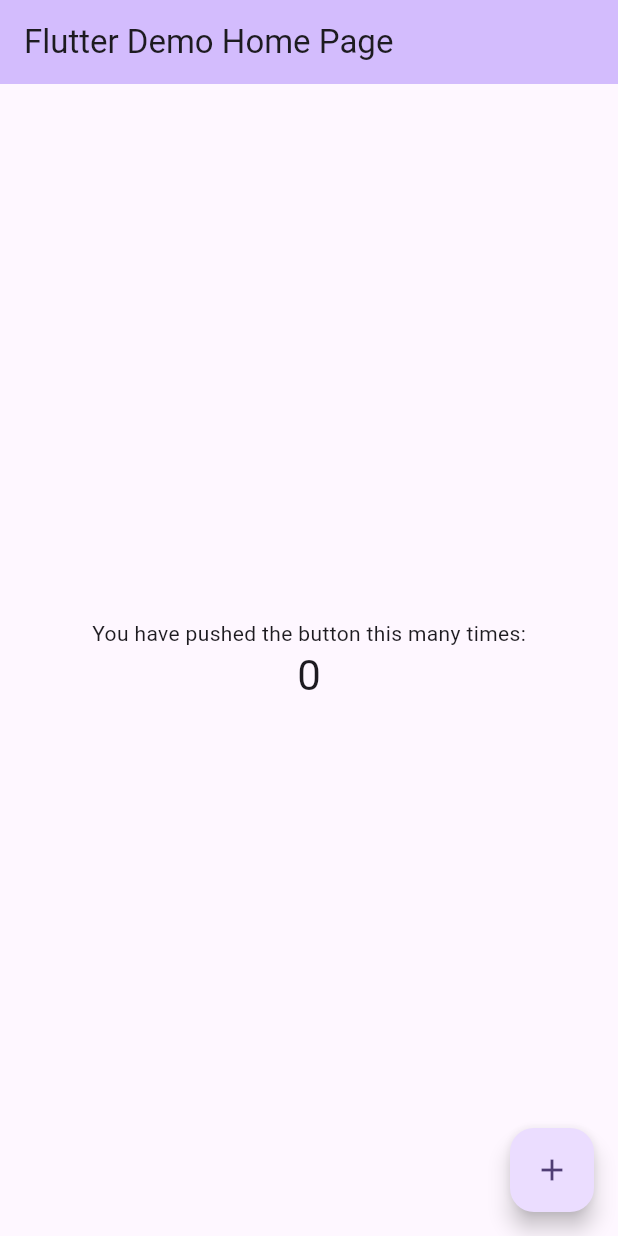
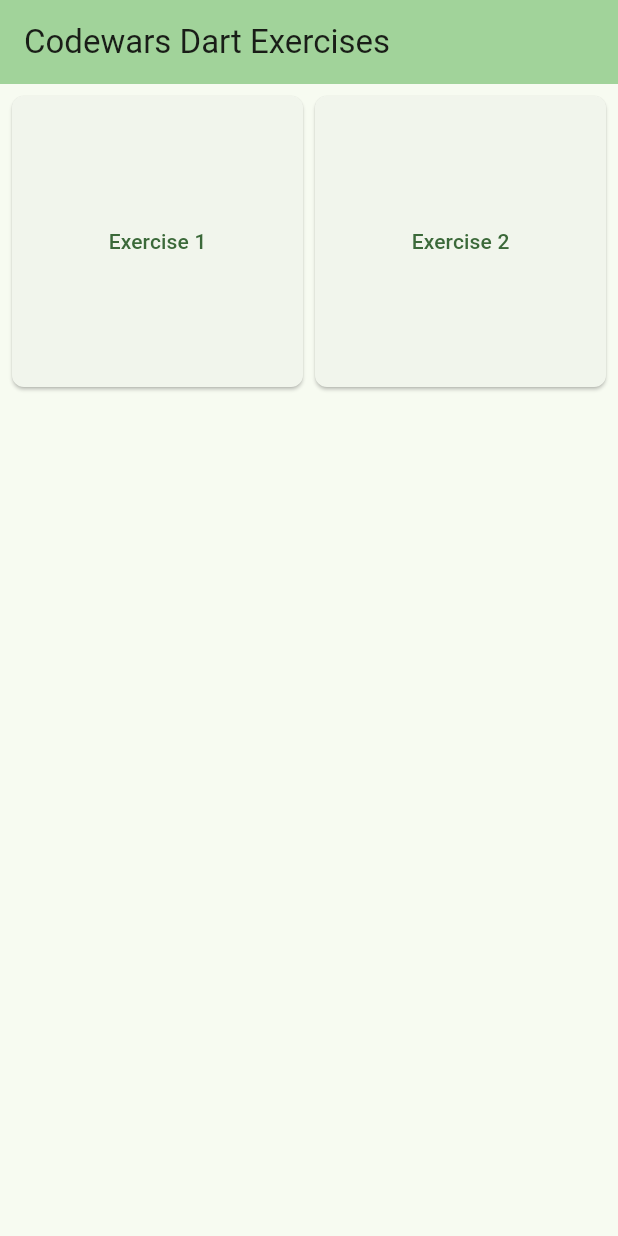
Before and after one commit to craftidev/playground, a Flutter app: the screen it shows after launch, on a phone screen of 412 x 824 dp. Run offline on Flutter 3.47's test engine with Material 3 defaults, Android fonts, the phone set to English and light mode, and no system bars.

Commit message:
cool display

```diff
--- a/Codewars/dart/lib/main.dart
+++ b/Codewars/dart/lib/main.dart
@@ -1,4 +1,6 @@
 import 'package:flutter/material.dart';
+import 'screens/exercise1.dart';
+import 'screens/exercise2.dart';
 
 void main() {
   runApp(const MyApp());
@@ -7,47 +9,21 @@
 class MyApp extends StatelessWidget {
   const MyApp({super.key});
 
-  // This widget is the root of your application.
   @override
   Widget build(BuildContext context) {
     return MaterialApp(
       title: 'Flutter Demo',
       theme: ThemeData(
-        // This is the theme of your application.
-        //
-        // TRY THIS: Try running your application with "flutter run". You'll see
-        // the application has a purple toolbar. Then, without quitting the app,
-        // try changing the seedColor in the colorScheme below to Colors.green
-        // and then invoke "hot reload" (save your changes or press the "hot
-        // reload" button in a Flutter-supported IDE, or press "r" if you used
-        // the command line to start the app).
-        //
-        // Notice that the counter didn't reset back to zero; the application
-        // state is not lost during the reload. To reset the state, use hot
-        // restart instead.
-        //
-        // This works for code too, not just values: Most code changes can be
-        // tested with just a hot reload.
-        colorScheme: ColorScheme.fromSeed(seedColor: Colors.deepPurple),
+        colorScheme: ColorScheme.fromSeed(seedColor: Colors.green),
         useMaterial3: true,
       ),
-      home: const MyHomePage(title: 'Flutter Demo Home Page'),
+      home: const MyHomePage(title: 'Codewars Dart Exercises'),
     );
   }
 }
 
 class MyHomePage extends StatefulWidget {
   const MyHomePage({super.key, required this.title});
-
-  // This widget is the home page of your application. It is stateful, meaning
-  // that it has a State object (defined below) that contains fields that affect
-  // how it looks.
-
-  // This class is the configuration for the state. It holds the values (in this
-  // case the title) provided by the parent (in this case the App widget) and
-  // used by the build method of the State. Fields in a Widget subclass are
-  // always marked "final".
-
   final String title;
 
   @override
@@ -55,71 +31,43 @@
 }
 
 class _MyHomePageState extends State<MyHomePage> {
-  int _counter = 0;
-
-  void _incrementCounter() {
-    setState(() {
-      // This call to setState tells the Flutter framework that something has
-      // changed in this State, which causes it to rerun the build method below
-      // so that the display can reflect the updated values. If we changed
-      // _counter without calling setState(), then the build method would not be
-      // called again, and so nothing would appear to happen.
-      _counter++;
-    });
-  }
-
   @override
   Widget build(BuildContext context) {
-    // This method is rerun every time setState is called, for instance as done
-    // by the _incrementCounter method above.
-    //
-    // The Flutter framework has been optimized to make rerunning build methods
-    // fast, so that you can just rebuild anything that needs updating rather
-    // than having to individually change instances of widgets.
     return Scaffold(
       appBar: AppBar(
-        // TRY THIS: Try changing the color here to a specific color (to
-        // Colors.amber, perhaps?) and trigger a hot reload to see the AppBar
-        // change color while the other colors stay the same.
         backgroundColor: Theme.of(context).colorScheme.inversePrimary,
-        // Here we take the value from the MyHomePage object that was created by
-        // the App.build method, and use it to set our appbar title.
         title: Text(widget.title),
       ),
-      body: Center(
-        // Center is a layout widget. It takes a single child and positions it
-        // in the middle of the parent.
-        child: Column(
-          // Column is also a layout widget. It takes a list of children and
-          // arranges them vertically. By default, it sizes itself to fit its
-          // children horizontally, and tries to be as tall as its parent.
-          //
-          // Column has various properties to control how it sizes itself and
-          // how it positions its children. Here we use mainAxisAlignment to
-          // center the children vertically; the main axis here is the vertical
-          // axis because Columns are vertical (the cross axis would be
-          // horizontal).
-          //
-          // TRY THIS: Invoke "debug painting" (choose the "Toggle Debug Paint"
-          // action in the IDE, or press "p" in the console), to see the
-          // wireframe for each widget.
-          mainAxisAlignment: MainAxisAlignment.center,
+      body: Padding(
+        padding: const EdgeInsets.all(8.0),
+        child: GridView.count(
+          crossAxisCount: 2,
+          crossAxisSpacing: 8.0,
+          mainAxisSpacing: 8.0,
           children: <Widget>[
-            const Text(
-              'You have pushed the button this many times:',
-            ),
-            Text(
-              '$_counter',
-              style: Theme.of(context).textTheme.headlineMedium,
-            ),
+            _buildGridButton(context, 'Exercise 1', const Exercise1()),
+            _buildGridButton(context, 'Exercise 2', const Exercise2()),
+            // Add exercises here
           ],
         ),
       ),
-      floatingActionButton: FloatingActionButton(
-        onPressed: _incrementCounter,
-        tooltip: 'Increment',
-        child: const Icon(Icons.add),
-      ), // This trailing comma makes auto-formatting nicer for build methods.
+    );
+  }
+
+  Widget _buildGridButton(BuildContext context, String title, Widget screen) {
+    return ElevatedButton(
+      onPressed: () {
+        Navigator.push(
+          context,
+          MaterialPageRoute(builder: (context) => screen),
+        );
+      },
+      style: ElevatedButton.styleFrom(
+        shape: RoundedRectangleBorder(
+          borderRadius: BorderRadius.circular(8.0), // Change this value for smoother or sharper corners
+        ),
+      ),
+      child: Text(title),
     );
   }
 }
```
